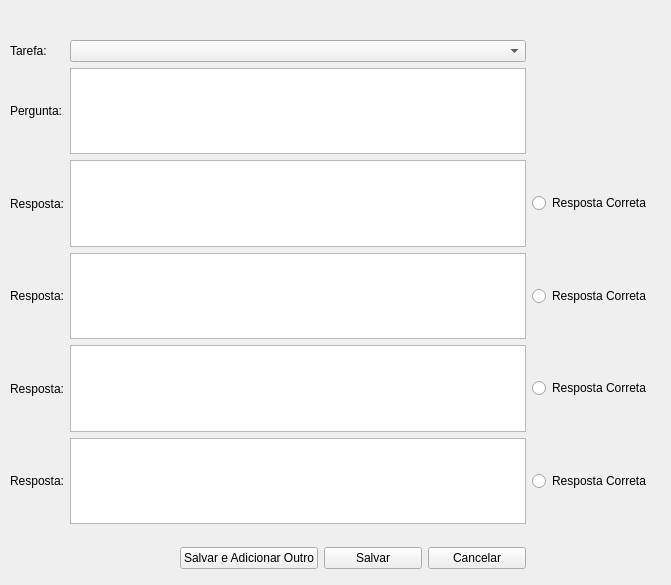
Old version of the form anatomy/newquestionwindow.ui in the repository caiovosilva/anatomy.
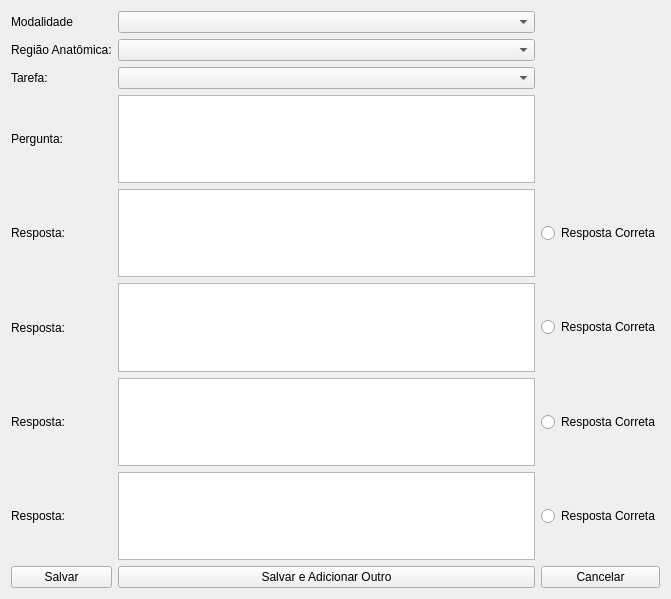
New version of the form.

Commit message: persistencia das perguntas foi melhorada

```diff
--- a/anatomy/newquestionwindow.ui
+++ b/anatomy/newquestionwindow.ui
@@ -7,151 +7,153 @@
     <x>0</x>
     <y>0</y>
     <width>671</width>
-    <height>585</height>
+    <height>599</height>
    </rect>
   </property>
   <property name="windowTitle">
    <string>Form</string>
   </property>
-  <widget class="QWidget" name="layoutWidget">
-   <property name="geometry">
-    <rect>
-     <x>10</x>
-     <y>40</y>
-     <width>641</width>
-     <height>484</height>
-    </rect>
-   </property>
+  <layout class="QHBoxLayout" name="horizontalLayout">
+   <item>
    <layout class="QGridLayout" name="gridLayout">
-    <item row="2" column="0">
+     <item row="2" column="1">
+      <widget class="QComboBox" name="assignmentComboBox"/>
+     </item>
+     <item row="4" column="0">
      <widget class="QLabel" name="label_2">
       <property name="text">
        <string>Resposta:</string>
       </property>
      </widget>
     </item>
-    <item row="1" column="0">
-     <widget class="QLabel" name="label">
-      <property name="text">
-       <string>Pergunta:</string>
-      </property>
-      <property name="buddy">
-       <cstring>question</cstring>
-      </property>
-     </widget>
-    </item>
-    <item row="2" column="2">
-     <widget class="QRadioButton" name="correctAnswer1">
-      <property name="text">
-       <string>Resposta Correta</string>
-      </property>
-     </widget>
-    </item>
-    <item row="5" column="1">
-     <widget class="QTextEdit" name="answer4"/>
-    </item>
     <item row="5" column="2">
+      <widget class="QRadioButton" name="correctAnswer2">
+       <property name="text">
+        <string>Resposta Correta</string>
+       </property>
+      </widget>
+     </item>
+     <item row="5" column="0">
+      <widget class="QLabel" name="label_3">
+       <property name="text">
+        <string>Resposta:</string>
+       </property>
+      </widget>
+     </item>
+     <item row="7" column="2">
      <widget class="QRadioButton" name="correctAnswer4">
       <property name="text">
        <string>Resposta Correta</string>
       </property>
      </widget>
     </item>
-    <item row="2" column="1">
-     <widget class="QTextEdit" name="answer1"/>
-    </item>
-    <item row="4" column="0">
+     <item row="4" column="2">
+      <widget class="QRadioButton" name="correctAnswer1">
+       <property name="text">
+        <string>Resposta Correta</string>
+       </property>
+      </widget>
+     </item>
+     <item row="7" column="1">
+      <widget class="QTextEdit" name="answer4"/>
+     </item>
+     <item row="2" column="0">
+      <widget class="QLabel" name="label_6">
+       <property name="text">
+        <string>Tarefa:</string>
+       </property>
+       <property name="buddy">
+        <cstring>question</cstring>
+       </property>
+      </widget>
+     </item>
+     <item row="3" column="0">
+      <widget class="QLabel" name="label">
+       <property name="text">
+        <string>Pergunta:</string>
+       </property>
+       <property name="buddy">
+        <cstring>question</cstring>
+       </property>
+      </widget>
+     </item>
+     <item row="6" column="0">
      <widget class="QLabel" name="label_4">
       <property name="text">
        <string>Resposta:</string>
       </property>
      </widget>
     </item>
-    <item row="4" column="1">
+     <item row="6" column="1">
      <widget class="QTextEdit" name="answer3"/>
     </item>
-    <item row="3" column="0">
-     <widget class="QLabel" name="label_3">
-      <property name="text">
-       <string>Resposta:</string>
-      </property>
-     </widget>
-    </item>
     <item row="3" column="1">
-     <widget class="QTextEdit" name="answer2"/>
-    </item>
-    <item row="3" column="2">
-     <widget class="QRadioButton" name="correctAnswer2">
-      <property name="text">
-       <string>Resposta Correta</string>
-      </property>
-     </widget>
-    </item>
-    <item row="1" column="1">
      <widget class="QTextEdit" name="question"/>
     </item>
-    <item row="5" column="0">
+     <item row="7" column="0">
      <widget class="QLabel" name="label_5">
       <property name="text">
        <string>Resposta:</string>
       </property>
      </widget>
     </item>
-    <item row="4" column="2">
+     <item row="1" column="0">
+      <widget class="QLabel" name="label_7">
+       <property name="text">
+        <string>Região Anatômica:</string>
+       </property>
+      </widget>
+     </item>
+     <item row="6" column="2">
      <widget class="QRadioButton" name="correctAnswer3">
       <property name="text">
        <string>Resposta Correta</string>
       </property>
      </widget>
     </item>
-    <item row="0" column="1">
-     <widget class="QComboBox" name="anatomyComboBox"/>
-    </item>
-    <item row="0" column="0">
-     <widget class="QLabel" name="label_6">
-      <property name="text">
-       <string>Tarefa:</string>
-      </property>
-      <property name="buddy">
-       <cstring>question</cstring>
-      </property>
-     </widget>
-    </item>
-   </layout>
-  </widget>
-  <widget class="QWidget" name="">
-   <property name="geometry">
-    <rect>
-     <x>180</x>
-     <y>540</y>
-     <width>346</width>
-     <height>36</height>
-    </rect>
-   </property>
-   <layout class="QHBoxLayout" name="horizontalLayout">
-    <item>
+     <item row="4" column="1">
+      <widget class="QTextEdit" name="answer1"/>
+     </item>
+     <item row="8" column="1">
      <widget class="QPushButton" name="saveAndContinueButton">
       <property name="text">
        <string>Salvar e Adicionar Outro</string>
       </property>
      </widget>
     </item>
-    <item>
+     <item row="5" column="1">
+      <widget class="QTextEdit" name="answer2"/>
+     </item>
+     <item row="8" column="0">
      <widget class="QPushButton" name="saveButton">
       <property name="text">
        <string>Salvar</string>
       </property>
      </widget>
     </item>
-    <item>
+     <item row="8" column="2">
      <widget class="QPushButton" name="cancelButton">
       <property name="text">
        <string>Cancelar</string>
       </property>
      </widget>
     </item>
-   </layout>
-  </widget>
+     <item row="0" column="0">
+      <widget class="QLabel" name="label_8">
+       <property name="text">
+        <string>Modalidade</string>
+       </property>
+      </widget>
+     </item>
+     <item row="1" column="1">
+      <widget class="QComboBox" name="anatomicalRegionComboBox"/>
+     </item>
+     <item row="0" column="1">
+      <widget class="QComboBox" name="modalitiesComboBox"/>
+     </item>
+    </layout>
+   </item>
+  </layout>
  </widget>
  <tabstops>
   <tabstop>question</tabstop>
```
Lines whose indentation alone changed are shown as unchanged. The commit also changes 19 other files.
